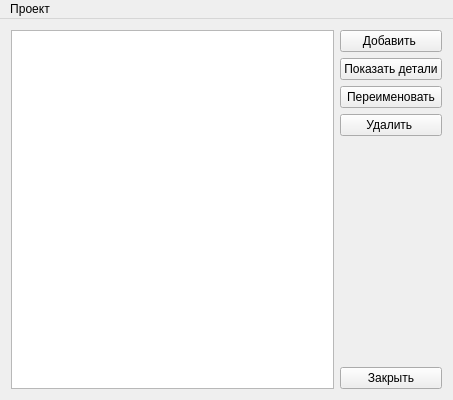
First picture: the form in mainwindow.ui, repository sokolukanton/overture, before the edit.
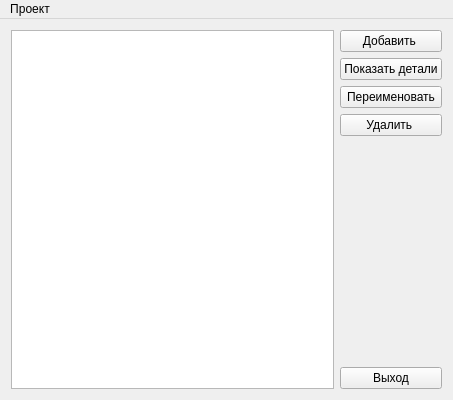
Second picture: the form after the edit.

Diff of the .ui file:
```diff
--- a/mainwindow.ui
+++ b/mainwindow.ui
@@ -94,7 +94,7 @@
         <item row="5" column="0">
          <widget class="QPushButton" name="pushButton_5">
           <property name="text">
-           <string>Закрыть</string>
+           <string>Выход</string>
           </property>
          </widget>
         </item>
```
